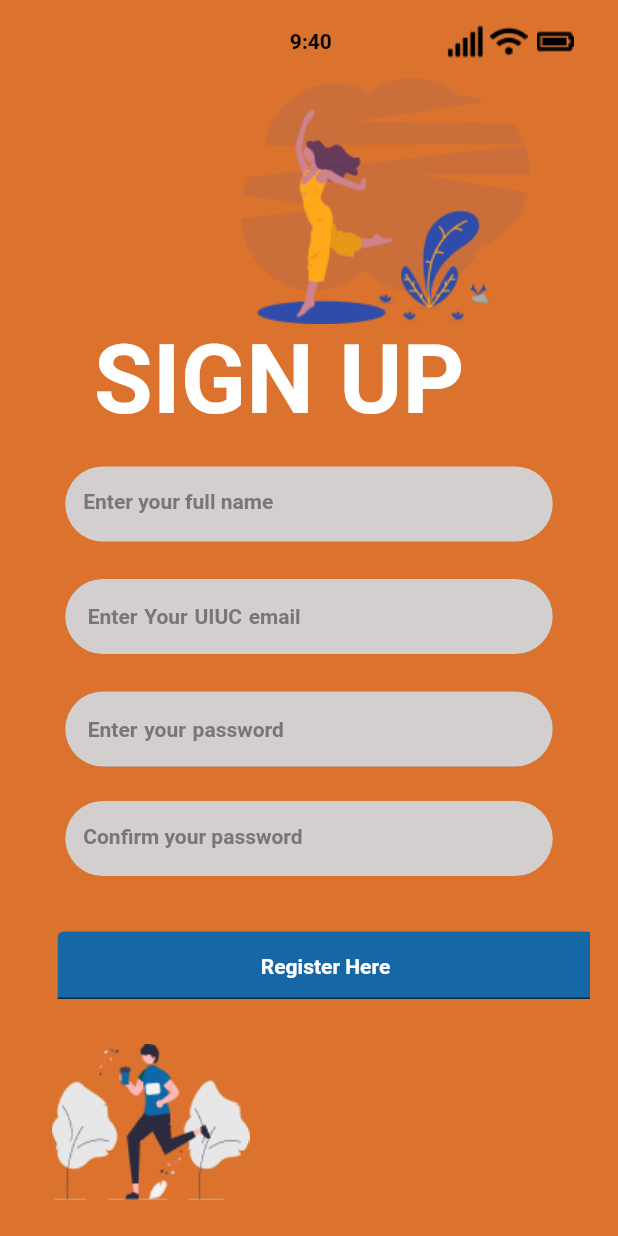
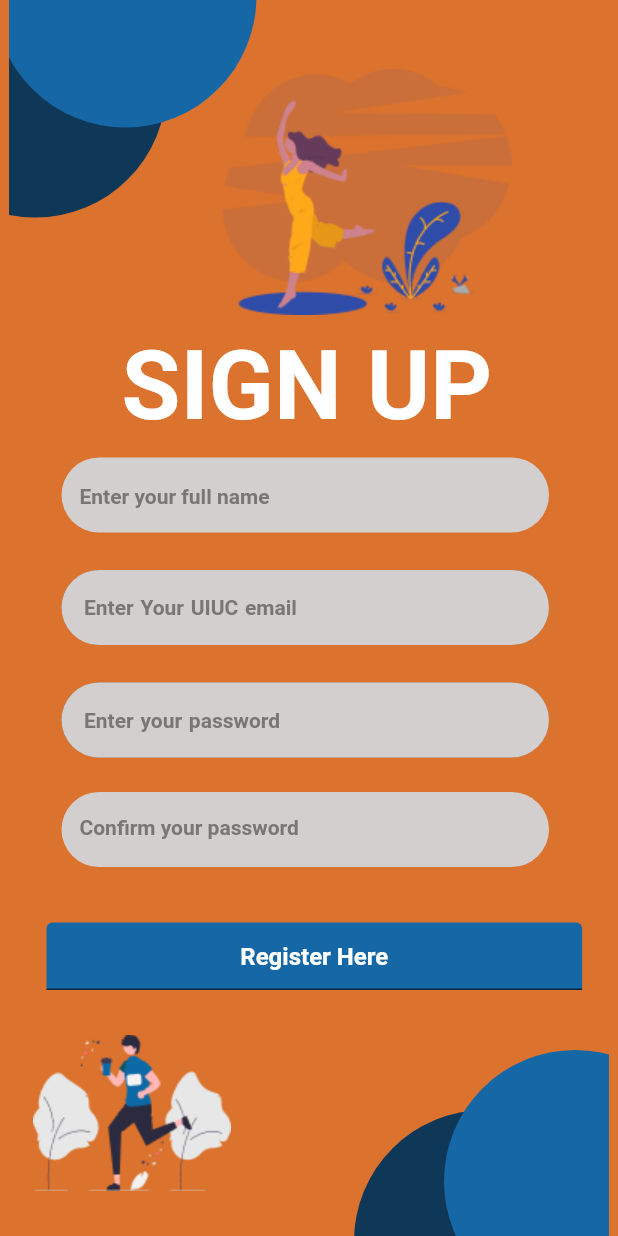
Before and after one commit to SatyamS17/ufit, a Flutter app: the screen it shows after launch, on a phone screen of 412 x 824 dp. Run offline on Flutter 3.47's test engine with Material 2 defaults, Android fonts, the phone set to English and light mode, and no system bars; our stand-ins replace syncfusion_flutter_calendar, table_calendar.

Commit message:
Fixed some color issues

```diff
--- a/lib/registrationScreen_screen_3.dart
+++ b/lib/registrationScreen_screen_3.dart
@@ -33,16 +33,17 @@ class _registrationScreen_screen_3State
             SingleChildScrollView(
               scrollDirection: Axis.vertical,
               child: Stack(children: [
-                const SizedBox(height: 812, width: 375),
+                const SizedBox(height: 830, width: 400),
 //-- Component cornerShape_Container_61 --//
                 Positioned(
-                  left: 0,
-                  top: 0,
+                  left: -70,
+                  top: -30,
                   child: Container(
-                    width: 222,
-                    height: 226,
+                    width: 175,
+                    height: 175,
                     decoration: BoxDecoration(
-                      borderRadius: BorderRadius.circular(0),
+                      color: Color.fromARGB(255, 15, 55, 88),
+                      shape: BoxShape.circle,
                     ),
                     child: Stack(
                         alignment: Alignment.center,
@@ -50,23 +51,14 @@ class _registrationScreen_screen_3State
                         children: [
 //-- Component Ellipse_Container_62 --//
                           Positioned(
+                            left: 60,
+                            top: -60,
                             child: Container(
-                              width: 159 * widthScale,
-                              height: 171 * heightScale,
+                              width: 175,
+                              height: 175,
                               decoration: BoxDecoration(
-                                borderRadius: BorderRadius.circular(0),
-                              ),
-                            ),
-                          ),
-
-//-- End Ellipse_Container_62 --//
-//-- Component Ellipse_Container_63 --//
-                          Positioned(
-                            child: Container(
-                              width: 159 * widthScale,
-                              height: 171 * heightScale,
-                              decoration: BoxDecoration(
-                                borderRadius: BorderRadius.circular(0),
+                                color: Color.fromRGBO(21, 104, 165, 1),
+                                shape: BoxShape.circle,
                               ),
                             ),
                           ),
@@ -79,13 +71,14 @@ class _registrationScreen_screen_3State
 //-- End cornerShape_Container_61 --//
 //-- Component Ellipse_Container_64 --//
                 Positioned(
-                  left: 211,
-                  top: 708,
+                  left: 230,
+                  top: 740,
                   child: Container(
-                    width: 159,
-                    height: 171,
+                    width: 175,
+                    height: 175,
                     decoration: BoxDecoration(
-                      borderRadius: BorderRadius.circular(0),
+                      color: Color.fromARGB(255, 15, 55, 88),
+                      shape: BoxShape.circle,
                     ),
                   ),
                 ),
@@ -93,13 +86,14 @@ class _registrationScreen_screen_3State
 //-- End Ellipse_Container_64 --//
 //-- Component Ellipse_Container_65 --//
                 Positioned(
-                  left: 272,
-                  top: 680,
+                  left: 290,
+                  top: 700,
                   child: Container(
-                    width: 159,
-                    height: 159,
+                    width: 175,
+                    height: 175,
                     decoration: BoxDecoration(
-                      borderRadius: BorderRadius.circular(0),
+                      color: Color.fromRGBO(21, 104, 165, 1),
+                      shape: BoxShape.circle,
                     ),
                   ),
                 ),
@@ -145,53 +139,53 @@ class _registrationScreen_screen_3State
                         clipBehavior: Clip.none,
                         children: [
 //-- Component signal_ImageView_68 --//
-                          Positioned(
-                            left: 260,
-                            top: 0,
-                            child: SizedBox(
-                              width: 25 * widthScale,
-                              height: 25 * heightScale,
-                              child: Image.asset(
-                                  "assets/signal_ImageView_68-25x25.png"),
-                            ),
-                          ),
+                          // Positioned(
+                          //   left: 260,
+                          //   top: 0,
+                          //   child: SizedBox(
+                          //     width: 25 * widthScale,
+                          //     height: 25 * heightScale,
+                          //     child: Image.asset(
+                          //         "assets/signal_ImageView_68-25x25.png"),
+                          //   ),
+                          // ),
 //-- End signal_ImageView_68 --//
 //-- Component wifi_ImageView_69 --//
-                          Positioned(
-                            left: 289,
-                            top: 0,
-                            child: SizedBox(
-                              width: 25 * widthScale,
-                              height: 25 * heightScale,
-                              child: Image.asset(
-                                  "assets/wifi_ImageView_69-25x25.png"),
-                            ),
-                          ),
-//-- End wifi_ImageView_69 --//
-//-- Component batteryfull_ImageView_70 --//
-                          Positioned(
-                            left: 320,
-                            top: 0,
-                            child: SizedBox(
-                              width: 25 * widthScale,
-                              height: 25 * heightScale,
-                              child: Image.asset(
-                                  "assets/batteryfull_ImageView_70-25x25.png"),
-                            ),
-                          ),
-//-- End batteryfull_ImageView_70 --//
-//-- Component _TextView_71 --//
-                          const Positioned(
-                              child: Text(
-                            "9:40 ",
-                            overflow: TextOverflow.visible,
-                            textAlign: TextAlign.left,
-                            style: TextStyle(
-                                fontSize: 14,
-                                fontWeight: FontWeight.w700,
-                                color: FvColors.black,
-                                wordSpacing: 1.0),
-                          )),
+//                           Positioned(
+//                             left: 289,
+//                             top: 0,
+//                             child: SizedBox(
+//                               width: 25 * widthScale,
+//                               height: 25 * heightScale,
+//                               child: Image.asset(
+//                                   "assets/wifi_ImageView_69-25x25.png"),
+//                             ),
+//                           ),
+// //-- End wifi_ImageView_69 --//
+// //-- Component batteryfull_ImageView_70 --//
+//                           Positioned(
+//                             left: 320,
+//                             top: 0,
+//                             child: SizedBox(
+//                               width: 25 * widthScale,
+//                               height: 25 * heightScale,
+//                               child: Image.asset(
+//                                   "assets/batteryfull_ImageView_70-25x25.png"),
+//                             ),
+//                           ),
+// //-- End batteryfull_ImageView_70 --//
+// //-- Component _TextView_71 --//
+//                           const Positioned(
+//                               child: Text(
+//                             "9:40 ",
+//                             overflow: TextOverflow.visible,
+//                             textAlign: TextAlign.left,
+//                             style: TextStyle(
+//                                 fontSize: 14,
+//                                 fontWeight: FontWeight.w700,
+//                                 color: FvColors.black,
+//                                 wordSpacing: 1.0),
+//                           )),
 //-- End _TextView_71 --//
                         ]),
                   ),
@@ -200,10 +194,10 @@ class _registrationScreen_screen_3State
 //-- End TopPageComponents_Container_67 --//
 //-- Component RegisterHere_TextView_72 --//
                 Positioned(
-                  left: 20,
+                  left: 25,
                   top: 615,
                   child: SizedBox(
-                      width: 325 *widthScale,
+                    width: 325 * widthScale,
                     height: 45,
                     child: TextFormField(
                         textAlign: TextAlign.center,
@@ -213,19 +207,18 @@ class _registrationScreen_screen_3State
                           fillColor: Color.fromRGBO(21, 104, 165, 1),
                           hintText: 'Register Here',
                           hintStyle: TextStyle(
-
                             color: Colors.white,
-                                fontSize: 14,
+                            fontSize: 16,
                             fontWeight: FontWeight.w700,
-
                           ),
                         )),
-                ),),
+                  ),
+                ),
 //-- End RegisterHere_TextView_72 --//
 //-- Component SIGNUP_TextView_73 --//
                 const Positioned(
-                    left: 44,
-                    top: 210,
+                    left: 75,
+                    top: 220,
                     child: Text(
                       "SIGN UP ",
                       overflow: TextOverflow.visible,
@@ -239,7 +232,7 @@ class _registrationScreen_screen_3State
 //-- End SIGNUP_TextView_73 --//
 //-- Component SignUpTabs_Button_74 --//
                 Positioned(
-                  left: 25,
+                  left: 35,
                   top: 380,
                   child: Container(
                     width: 325,
@@ -288,7 +281,7 @@ class _registrationScreen_screen_3State
 //-- End SignUpTabs_Button_74 --//
 //-- Component SignUpTabs_Container_75 --//
                 Positioned(
-                  left: 25,
+                  left: 35,
                   top: 455,
                   child: Container(
                     width: 325,
@@ -339,19 +332,21 @@ class _registrationScreen_screen_3State
 //-- Component SignUpTabs_EditText_78 --//
 
                 Positioned(
-                  left: 25,
+                  left: 35,
                   top: 305,
                   child: SizedBox(
                       width: 325,
                       height: 50,
                       child: TextFormField(
                           textAlign: TextAlign.left,
+
                           maxLines: (50 * 0.10).toInt(),
                           decoration: InputDecoration(
                             filled: true,
                             fillColor: Color.fromARGB(255, 211, 207, 207),
                             hintText: 'Enter your full name',
                             hintStyle: const TextStyle(
+                              fontSize: 14,
                               color: Color.fromARGB(255, 121, 118, 118)),
                             border: OutlineInputBorder(
                               borderRadius: BorderRadius.circular(100),
@@ -361,7 +356,7 @@ class _registrationScreen_screen_3State
                           ),
                           style: const TextStyle(
                             color: FvColors.black,
-                            fontSize: 14,
+                            fontSize: 17,
                             fontWeight: FontWeight.w700,
                           ))),
                 ),
@@ -369,7 +364,7 @@ class _registrationScreen_screen_3State
 //-- Component SignUpTabs_EditText_79 --//
 
                 Positioned(
-                  left: 25,
+                  left: 35,
                   top: 528,
                   child: SizedBox(
                       width: 325,
```
Lines whose indentation alone changed are shown as unchanged.
